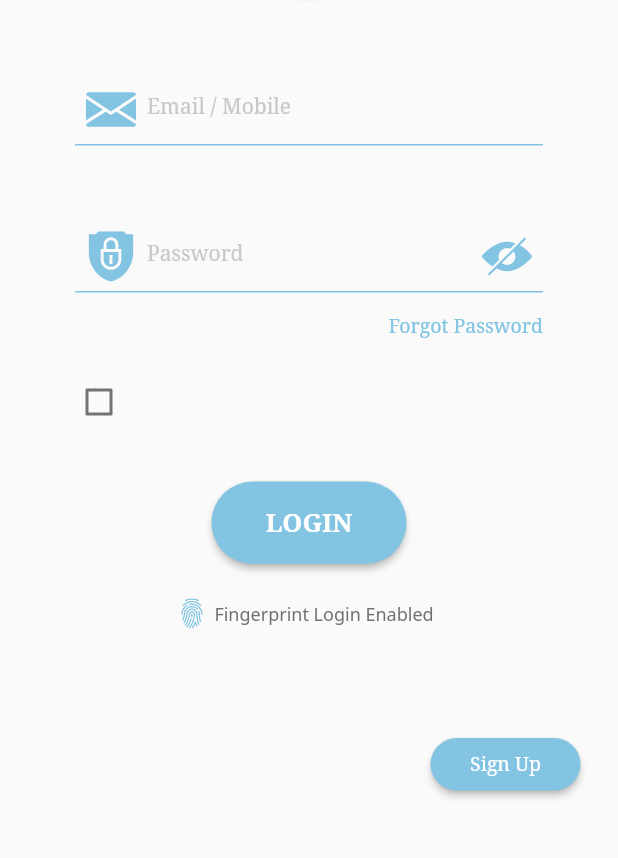
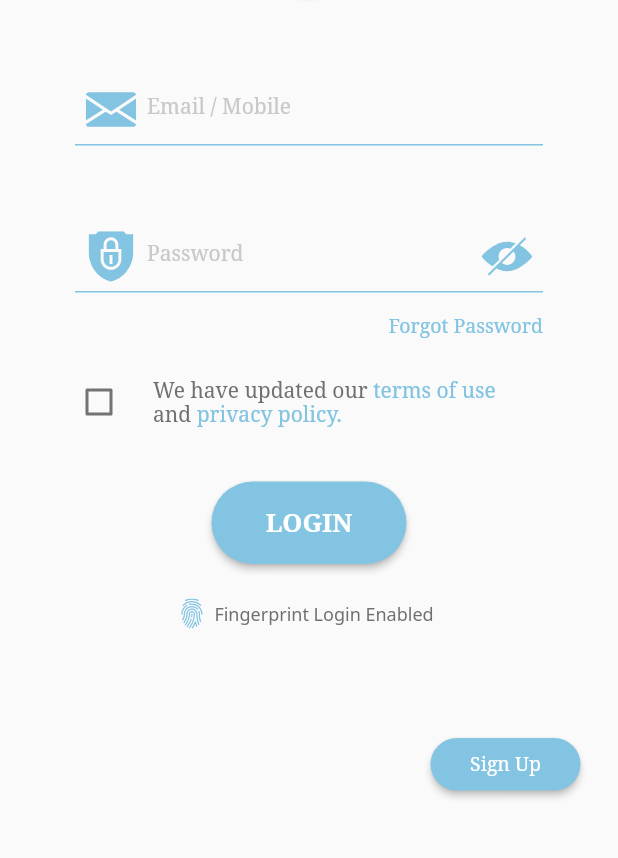
Before and after one commit to suvro467/auto_pilot, a Flutter app: the screen it shows after launch, on a phone screen of 412 x 824 dp, the part 366-1224 px from its top. Run offline on Flutter 3.47's test engine with Material 2 defaults, Android fonts, the phone set to English and light mode, and no system bars; our stand-ins replace flutter_svg, google_fonts, hexcolor; project files that could hold a hidden picture were left out.

```diff
--- a/lib/screens/login_signup_screens/login_screen.dart
+++ b/lib/screens/login_signup_screens/login_screen.dart
@@ -214,7 +214,7 @@ class _LoginScreenState extends State<LoginScreen> {
                   ),
                   child: CheckboxListTile(
                     activeColor: Globals.appColor,
-                    /* title: RichText(
+                    title: RichText(
                       text: TextSpan(
                         text: 'We have updated our ',
                         style: GoogleFonts.notoSerif(
@@ -249,7 +249,7 @@ class _LoginScreenState extends State<LoginScreen> {
                           ),
                         ],
                       ),
-                    ), */
+                    ),
 
                     value: _acceptTerms,
                     onChanged: (newValue) {
```
